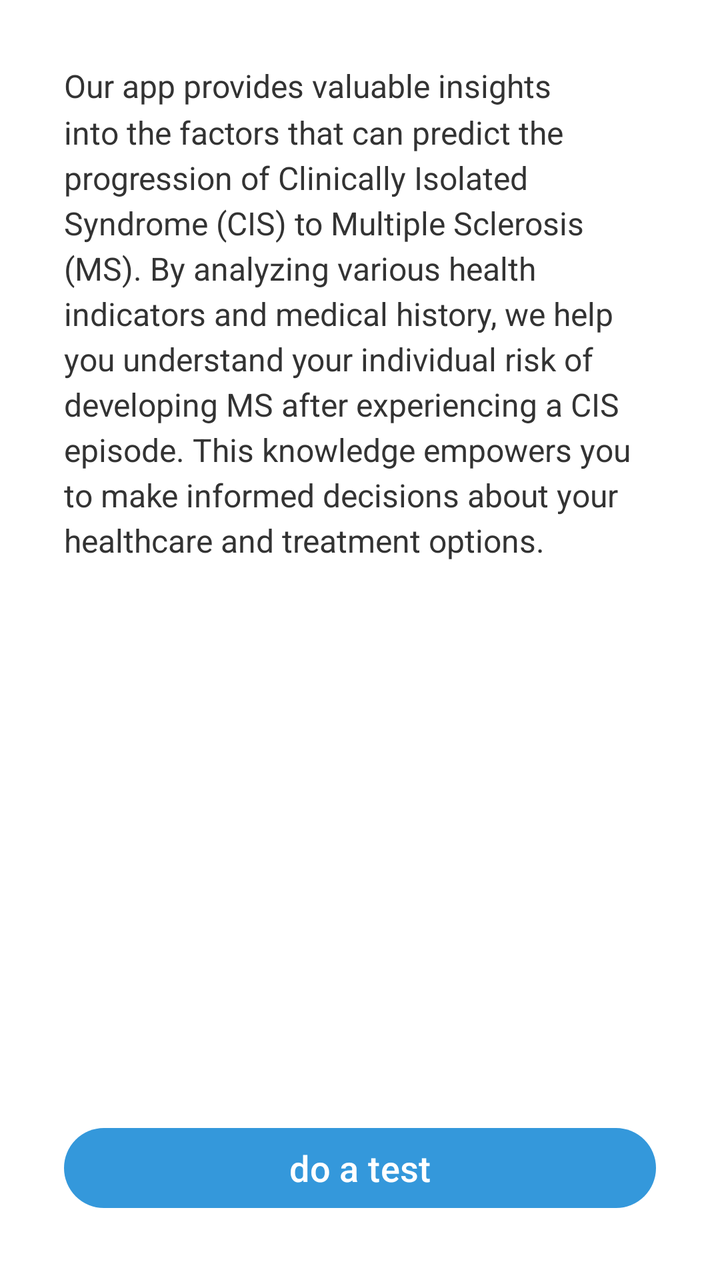
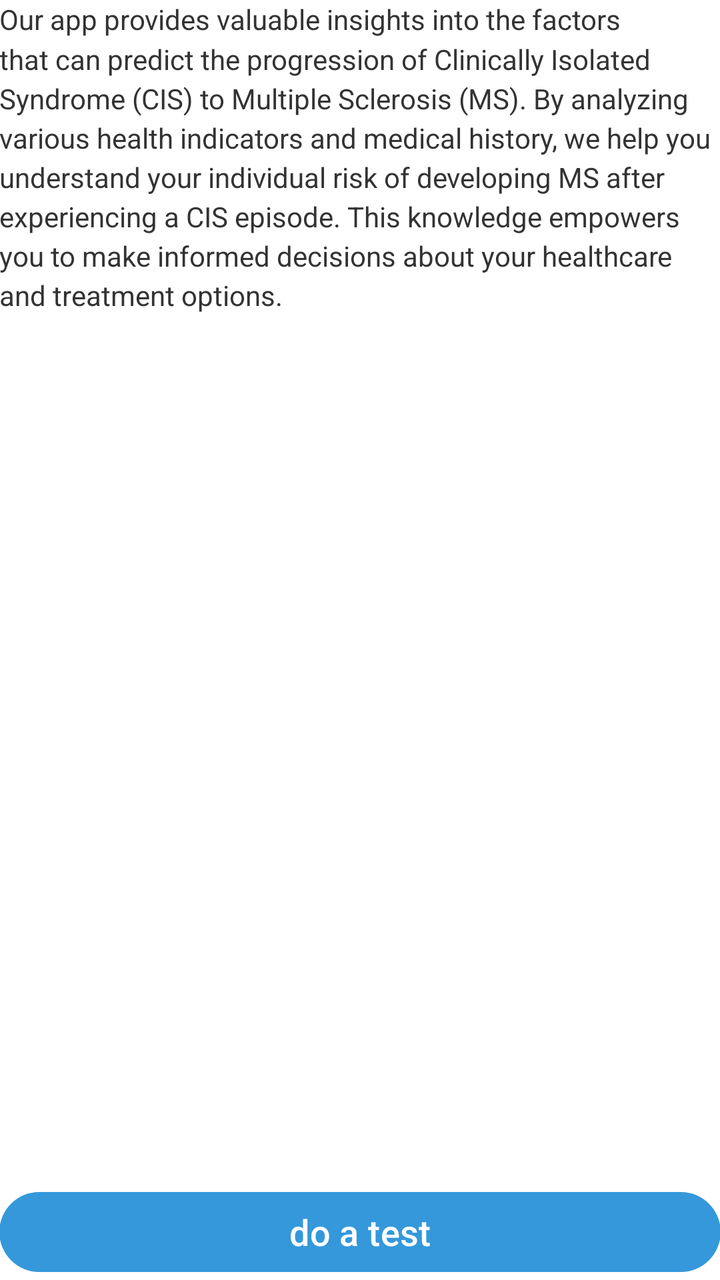

The first picture is an Android layout as it rendered before a commit; the second is the same layout after the commit. The layout source and the unified diff follow.
<!-- AndroidManifest.xml: application theme Theme.MSApplication -->
<!-- res/layout/activity_cis.xml -->
<?xml version="1.0" encoding="utf-8"?>
<RelativeLayout
    xmlns:android="http://schemas.android.com/apk/res/android"
    xmlns:tools="http://schemas.android.com/tools"
    android:layout_width="match_parent"
    android:layout_height="match_parent"
    android:orientation="vertical"
    android:gravity="center_horizontal"
    android:padding="16dp"
    tools:context=".CisActivity">

    <TextView
        android:id="@+id/cis_tv"
        android:layout_width="wrap_content"
        android:layout_height="wrap_content"
        android:text="Our app provides valuable insights into the factors that can predict the progression of Clinically Isolated Syndrome (CIS) to Multiple Sclerosis (MS). By analyzing various health indicators and medical history, we help you understand your individual risk of developing MS after experiencing a CIS episode. This knowledge empowers you to make informed decisions about your healthcare and treatment options."
        android:textSize="16sp"
        android:lineSpacingMultiplier="1.2"
        android:textStyle="normal"
        android:paddingStart="16dp"
        android:paddingEnd="16dp"
        android:layout_marginTop="16dp"/>

    <Button
        android:id="@+id/do_a_cis_test_btn"
        android:layout_width="wrap_content"
        android:layout_height="wrap_content"
        android:layout_alignParentStart="true"
        android:layout_alignParentEnd="true"
        android:layout_alignParentBottom="true"
        android:layout_marginStart="16dp"
        android:layout_marginEnd="16dp"
        android:layout_marginBottom="16dp"
        android:text="do a test"
        android:textSize="18sp" />

</RelativeLayout>
<!-- resources referenced by this layout -->
<resources>
  <style name="Theme.MSApplication" parent="Base.Theme.MSApplication" />
  <style name="Base.Theme.MSApplication" parent="Theme.Material3.DayNight.NoActionBar">
  
  
          
          <item name="colorPrimary">@color/healthBlue</item>
  
          
          <item name="colorPrimaryDark">@color/healthDarkBlue</item>
  
          
          <item name="colorAccent">@color/healthGreen</item>
  
          
          <item name="android:windowBackground">@color/healthWhite</item>
  
          
          <item name="cardBackgroundColor">@color/healthWhite</item>
  
          
          <item name="android:textColor">@color/healthDarkGray</item>
  
      </style>
  <color name="healthBlue">#3498db</color>
  <color name="healthDarkBlue">#1f3a93</color>
  <color name="healthGreen">#2ecc71</color>
  <color name="healthWhite">#FFFFFFFF</color>
  <color name="healthDarkGray">#333333</color>
</resources>

<!-- the commit's change to res/layout/activity_cis.xml (unified diff, before → after) -->
@@ -6,7 +6,7 @@
     android:layout_height="match_parent"
     android:orientation="vertical"
     android:gravity="center_horizontal"
-    android:padding="16dp"
+    android:padding="@dimen/_16sdp"
     tools:context=".CisActivity">
 
     <TextView
@@ -14,12 +14,12 @@
         android:layout_width="wrap_content"
         android:layout_height="wrap_content"
         android:text="Our app provides valuable insights into the factors that can predict the progression of Clinically Isolated Syndrome (CIS) to Multiple Sclerosis (MS). By analyzing various health indicators and medical history, we help you understand your individual risk of developing MS after experiencing a CIS episode. This knowledge empowers you to make informed decisions about your healthcare and treatment options."
-        android:textSize="16sp"
+        android:textSize="@dimen/_16sdp"
         android:lineSpacingMultiplier="1.2"
         android:textStyle="normal"
-        android:paddingStart="16dp"
-        android:paddingEnd="16dp"
-        android:layout_marginTop="16dp"/>
+        android:paddingStart="@dimen/_16sdp"
+        android:paddingEnd="@dimen/_16sdp"
+        android:layout_marginTop="@dimen/_16sdp"/>
 
     <Button
         android:id="@+id/do_a_cis_test_btn"
@@ -28,9 +28,9 @@
         android:layout_alignParentStart="true"
         android:layout_alignParentEnd="true"
         android:layout_alignParentBottom="true"
-        android:layout_marginStart="16dp"
-        android:layout_marginEnd="16dp"
-        android:layout_marginBottom="16dp"
+        android:layout_marginStart="@dimen/_16sdp"
+        android:layout_marginEnd="@dimen/_16sdp"
+        android:layout_marginBottom="@dimen/_16sdp"
         android:text="do a test"
         android:textSize="18sp" />
 
